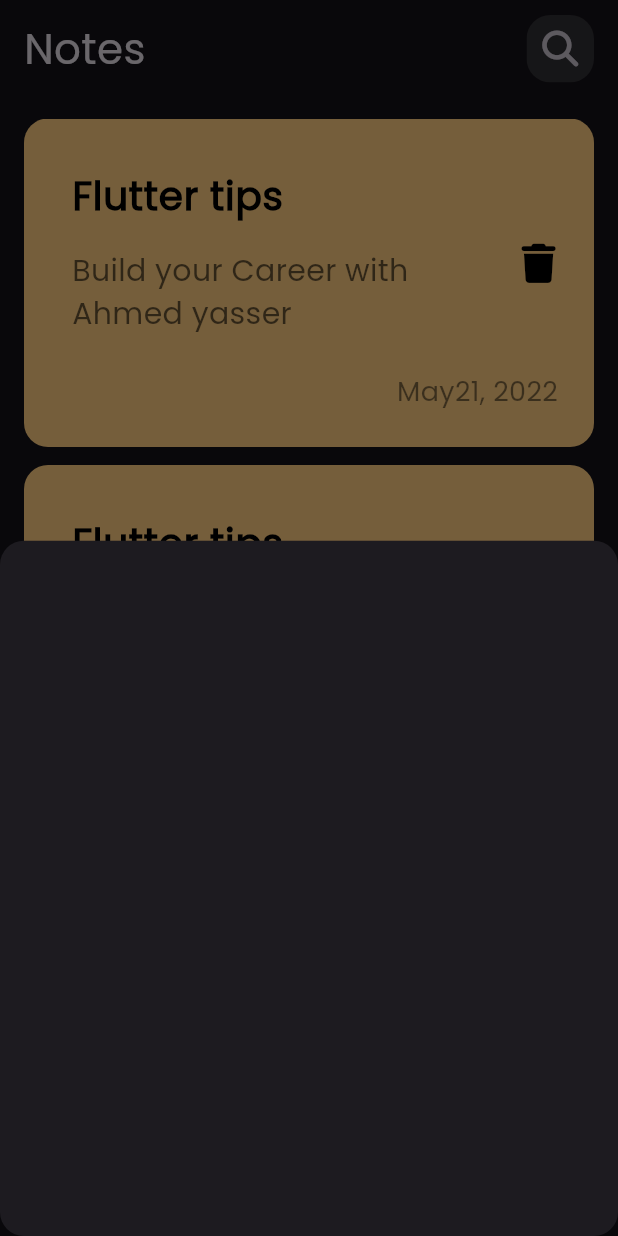
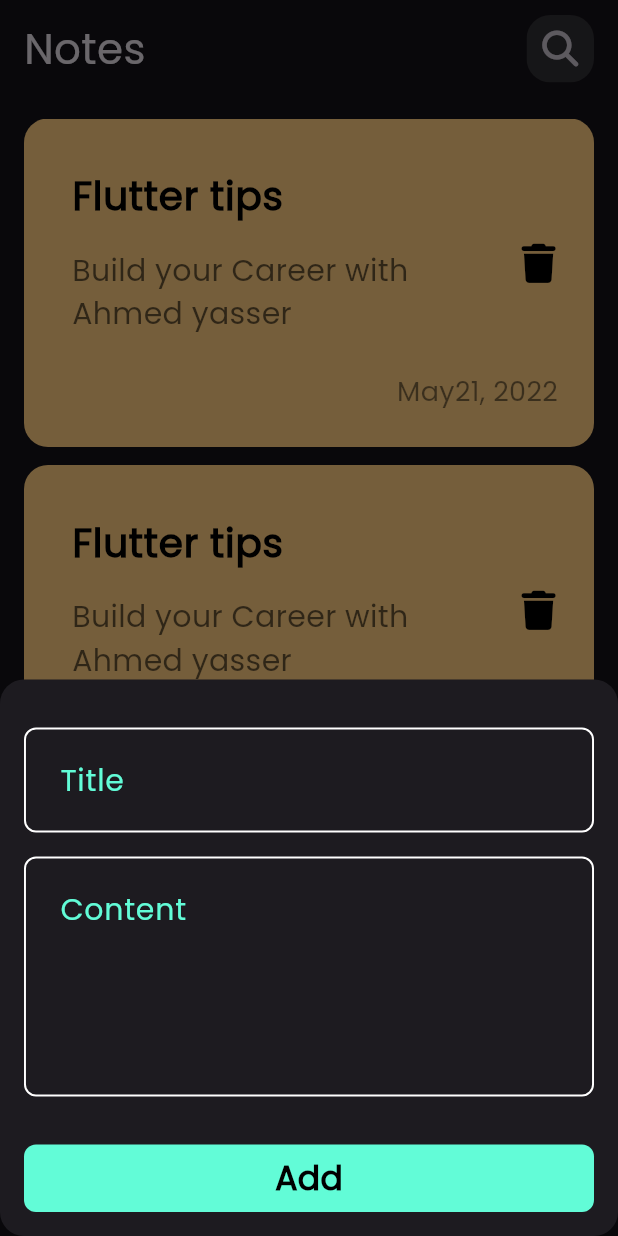
Before and after one commit to AhmedYasserww/Notes_App, a Flutter app: the screen it shows after launch, after a tap on the "add" icon, on a phone screen of 412 x 824 dp. Run offline on Flutter 3.47's test engine with Material 3 defaults, Android fonts, the phone set to English and light mode, and no system bars; our stand-ins replace font_awesome_flutter.

Commit message:
add Text field to bottom sheet and custom button and Add custom appbar to the edit note view

```diff
--- /dev/null
+++ b/lib/constants.dart
@@ -0,0 +1,2 @@
+import 'package:flutter/material.dart';
+const kPrimaryColor = Color(0xff62FCD7);
--- /dev/null
+++ b/lib/views/edit_note_view.dart
@@ -0,0 +1,10 @@
+import 'package:flutter/material.dart';
+import 'package:note_app/views/widgets/edit_view_body.dart';
+class EditNoteView extends StatelessWidget {
+  const EditNoteView({super.key});
+
+  @override
+  Widget build(BuildContext context) {
+    return const EditNoteViewBody();
+  }
+}
--- a/lib/views/widgets/add_note_bottom_sheet.dart
+++ b/lib/views/widgets/add_note_bottom_sheet.dart
@@ -1,11 +1,40 @@
 import 'package:flutter/material.dart';
+import 'package:note_app/views/widgets/custom_button.dart';
+import 'package:note_app/views/widgets/custom_text_form_field_widget.dart';
 class AddNoteBottomSheet extends StatelessWidget {
   const AddNoteBottomSheet({super.key});
 
   @override
   Widget build(BuildContext context) {
-    return Container(
+    return Padding(
+      padding: const EdgeInsets.symmetric(horizontal: 16),
+      child: SingleChildScrollView(
+        child: Column(
+            children: [
+              const SizedBox(
+                height: 32,
+              ),
+              CustomTextField(
+                hintText: "Title",
+              ),
+              const SizedBox(
+                height: 16,
+              ),
+              CustomTextField(
+                hintText: "Content",
+                maxLine: 5,
+              ),
+              const SizedBox(
+                height: 32,
+              ),
 
-    );
+              CustomButton(text: "Add"),
+              const SizedBox(
+                height: 16,
+              ),
+            ],
+          ),
+      ),
+      );
   }
 }
--- /dev/null
+++ b/lib/views/widgets/custom_button.dart
@@ -0,0 +1,25 @@
+import 'package:flutter/material.dart';
+import 'package:note_app/constants.dart';
+class CustomButton extends StatelessWidget {
+   CustomButton({super.key,required this.text});
+String  text;
+  @override
+  Widget build(BuildContext context) {
+    return Container(
+      height: 45,
+      decoration: BoxDecoration(
+        borderRadius: BorderRadius.circular(8),
+        color: kPrimaryColor
+      ),
+      alignment: Alignment.center,
+      width:MediaQuery.of(context).size.width,
+      child: GestureDetector(
+        onTap: () {},
+        child: Text(
+          text,
+          style: const TextStyle(fontSize: 22, color: Colors.black,fontWeight: FontWeight.bold),
+        ),
+      ),
+    );
+  }
+}
--- a/lib/views/widgets/custom_note_item.dart
+++ b/lib/views/widgets/custom_note_item.dart
@@ -1,5 +1,6 @@
 import 'package:flutter/material.dart';
 import 'package:font_awesome_flutter/font_awesome_flutter.dart';
+import 'package:note_app/views/edit_note_view.dart';
 class NoteItem extends StatelessWidget {
   const NoteItem({super.key});
 
@@ -7,6 +8,12 @@ class NoteItem extends StatelessWidget {
   Widget build(BuildContext context) {
     return ClipRRect(
       borderRadius: BorderRadius.circular(16),
+      child: GestureDetector(
+        onTap: (){
+          Navigator.push(context,MaterialPageRoute(builder: (context){
+            return const EditNoteView();
+          }));
+        },
         child: Container(
           padding: EdgeInsets.only(left: 16,top: 24,bottom: 24),
           color: Color(0xffFFCC80),
@@ -44,6 +51,7 @@ class NoteItem extends StatelessWidget {
             ],
           ),
         ),
+      ),
     );
   }
 }
--- a/lib/views/widgets/custom_search_icon.dart
+++ b/lib/views/widgets/custom_search_icon.dart
@@ -1,7 +1,8 @@
 import 'package:flutter/material.dart';
 import 'package:font_awesome_flutter/font_awesome_flutter.dart';
 class CustomSearchIcon extends StatelessWidget {
-  const CustomSearchIcon({super.key});
+  const CustomSearchIcon({super.key,required this.icon});
+  final IconData icon ;
 
   @override
   Widget build(BuildContext context) {
@@ -13,7 +14,7 @@ class CustomSearchIcon extends StatelessWidget {
           width: 45,
           child: IconButton(
               onPressed: () {},
-              icon: const Icon(FontAwesomeIcons.magnifyingGlass)),
+              icon:  Icon(icon)),
         ));
   }
 }
--- /dev/null
+++ b/lib/views/widgets/custom_text_form_field_widget.dart
@@ -0,0 +1,34 @@
+
+import 'package:flutter/material.dart';
+import 'package:note_app/constants.dart';
+class CustomTextField extends StatelessWidget {
+   CustomTextField({super.key,required this.hintText,this.contentPadding,this.maxLine=1});
+   double ? contentPadding;
+  final  String  hintText;
+   int  maxLine;
+
+  @override
+  Widget build(BuildContext context) {
+
+      return TextFormField(
+        cursorColor:kPrimaryColor ,
+          maxLines: maxLine,
+          decoration:InputDecoration(
+
+              hintText: hintText,
+              hintStyle:const TextStyle(color:kPrimaryColor,fontSize: 20),
+      enabledBorder: buildBorder(),
+           focusedBorder: buildBorder(kPrimaryColor),
+
+           contentPadding:   EdgeInsets.symmetric(vertical:contentPadding??20,horizontal: 20 ),
+          )
+      );
+
+  }
+   OutlineInputBorder buildBorder([color]){
+    return OutlineInputBorder(
+      borderRadius: BorderRadius.circular(8),
+      borderSide: BorderSide(color: color ?? Colors.white,width: 1.3),
+    );
+   }
+}
--- a/lib/views/widgets/custum_appbar.dart
+++ b/lib/views/widgets/custum_appbar.dart
@@ -1,18 +1,21 @@
 import 'package:flutter/material.dart';
-import 'package:font_awesome_flutter/font_awesome_flutter.dart';
 import 'package:note_app/views/widgets/custom_search_icon.dart';
 class CustomAppbar extends StatelessWidget {
-  const CustomAppbar({super.key});
+  const CustomAppbar({super.key,required this.text,required this.icon});
+  final String text ;
+  final IconData icon;
+
 
   @override
   Widget build(BuildContext context) {
-    return const  SafeArea(
+    return   SafeArea(
       child: Row(
         mainAxisAlignment: MainAxisAlignment.spaceBetween,
         children: [
-          Text("Notes",style: TextStyle(fontWeight: FontWeight.w400,fontSize:28),),
-       CustomSearchIcon()
+          Text(text ,style: const TextStyle(fontWeight: FontWeight.w400,fontSize:28),),
+       CustomSearchIcon(icon:icon,)
         ],),
     );
   }
 }
+// iconFontAwesomeIcons.magnifyingGlass
--- /dev/null
+++ b/lib/views/widgets/edit_view_body.dart
@@ -0,0 +1,20 @@
+import 'package:flutter/material.dart';
+import 'package:note_app/views/widgets/custum_appbar.dart';
+class EditNoteViewBody extends StatelessWidget {
+  const EditNoteViewBody({super.key});
+
+  @override
+  Widget build(BuildContext context) {
+    return const Scaffold(
+      body: Padding(
+        padding: EdgeInsets.symmetric(horizontal: 16),
+        child: Column(
+          children: [
+            SizedBox(height: 10,),
+            CustomAppbar(text: "Edit Notes",icon: Icons.check,)
+          ],
+        ),
+      ),
+    );
+  }
+}
--- a/lib/views/widgets/note_view_body.dart
+++ b/lib/views/widgets/note_view_body.dart
@@ -1,4 +1,5 @@
 import 'package:flutter/material.dart';
+import 'package:font_awesome_flutter/font_awesome_flutter.dart';
 import 'package:note_app/views/widgets/add_note_bottom_sheet.dart';
 import 'package:note_app/views/widgets/custum_appbar.dart';
 import 'package:note_app/views/widgets/note_list_view.dart';
@@ -32,7 +33,7 @@ class NoteViewBody extends StatelessWidget {
         child: Column(
           children: [
              SizedBox(height: 10,),
-           CustomAppbar(),
+           CustomAppbar(text: "Notes",icon:FontAwesomeIcons.magnifyingGlass,),
            // SizedBox(height: 16,),
             Expanded(child: NotesListView())
 
```
Lines whose indentation alone changed are shown as unchanged.
